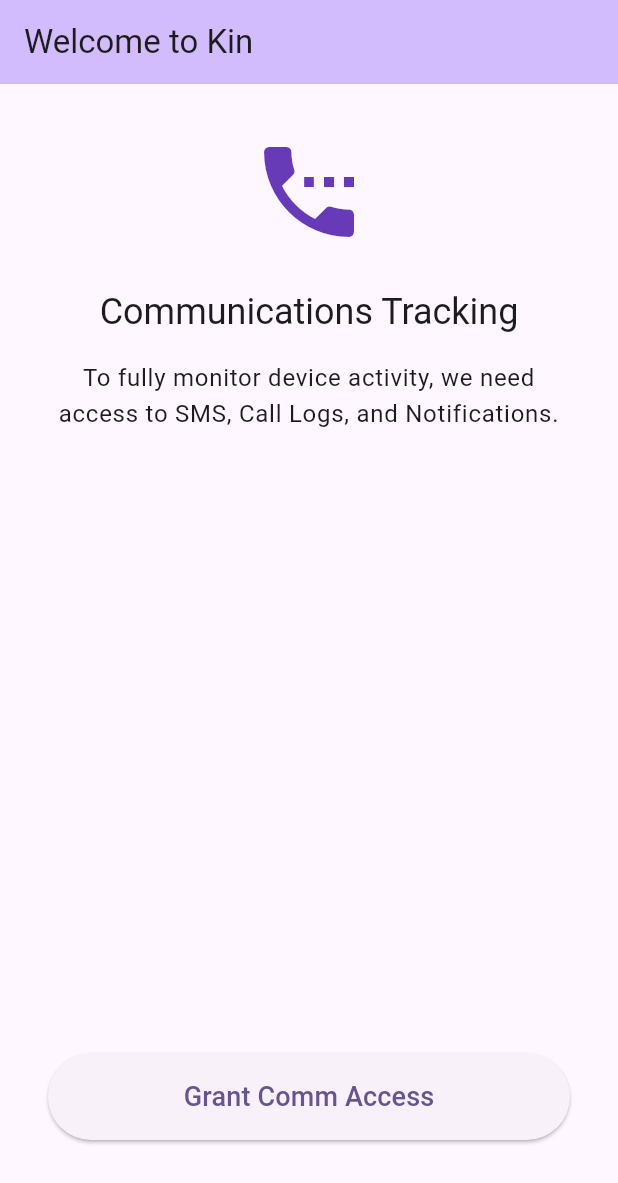
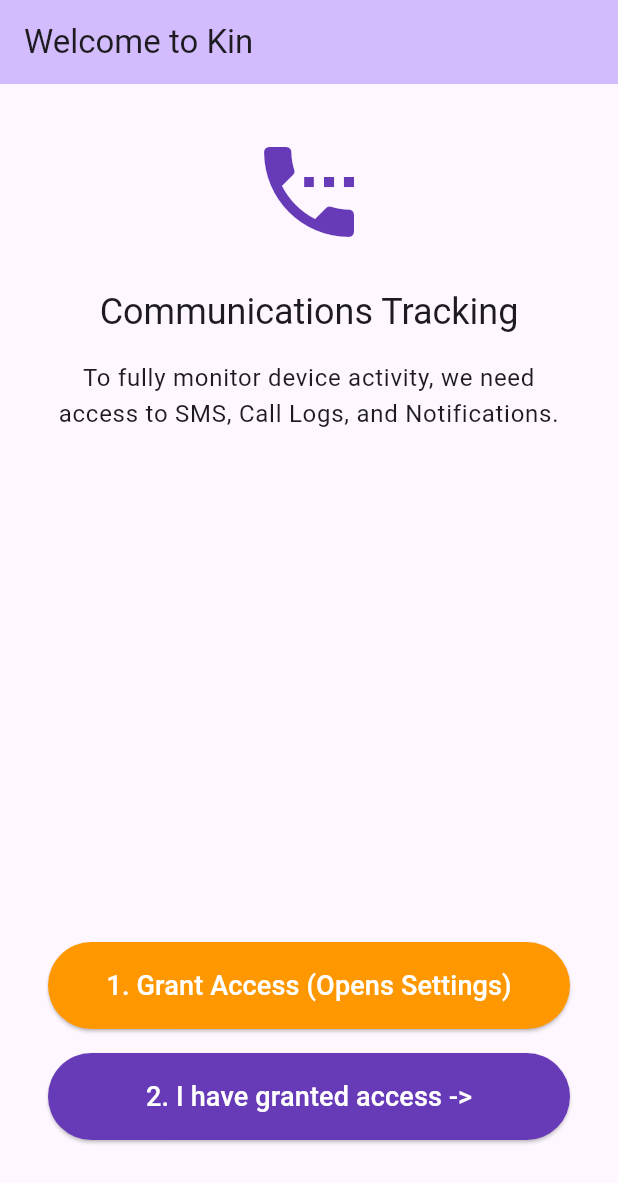
Before and after one commit to georgehampton08-rgb/kin, a Flutter app: the screen it shows after launch, swiped to page 3, on a phone screen of 412 x 824 dp. Shown: the top 1183 px of the screen. Run offline on Flutter 3.47's test engine with Material 3 defaults, Android fonts, the light colour scheme and no system bars; our stand-ins replace device_info_plus, dio, flutter_secure_storage, permission_handler, shared_preferences, sqflite; missing offline and left inert: app_settings, call_log, flutter_background_geolocation, flutter_sms_inbox, mobile_scanner, notification_listener_service; accounts and stored records are empty.

Commit message:
fix(flutter): add explicit 'Next' button to onboarding for notification intent return

```diff
--- a/lib/screens/onboarding_screen.dart
+++ b/lib/screens/onboarding_screen.dart
@@ -124,16 +124,33 @@
                   Permission.phone,
                 ].request();
 
+                // This opens Android Settings. The user must grant it and hit 'Back' manually.
                 await NotificationListenerService.requestPermission();
-
-                if (!mounted) return;
+              },
+              style: ElevatedButton.styleFrom(
+                padding: const EdgeInsets.all(16),
+                backgroundColor: Colors.orange,
+                foregroundColor: Colors.white,
+              ),
+              child: const Text('1. Grant Access (Opens Settings)', style: TextStyle(fontSize: 18)),
+            ),
+          ),
+          const SizedBox(height: 16),
+          SizedBox(
+            width: double.infinity,
+            child: ElevatedButton(
+              onPressed: () {
                 _pageController.nextPage(
                   duration: const Duration(milliseconds: 300),
                   curve: Curves.easeInOut,
                 );
               },
-              style: ElevatedButton.styleFrom(padding: const EdgeInsets.all(16)),
-              child: const Text('Grant Comm Access', style: TextStyle(fontSize: 18)),
+              style: ElevatedButton.styleFrom(
+                padding: const EdgeInsets.all(16),
+                backgroundColor: Colors.deepPurple,
+                foregroundColor: Colors.white,
+              ),
+              child: const Text('2. I have granted access ->', style: TextStyle(fontSize: 18)),
             ),
           ),
           const SizedBox(height: 32),
```
